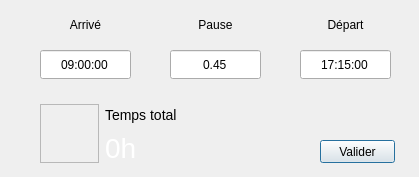
This is ui/setdaydialog.ui in alexlegarnd/Chronos as Qt 5 draws it before an edit. The edited form follows.
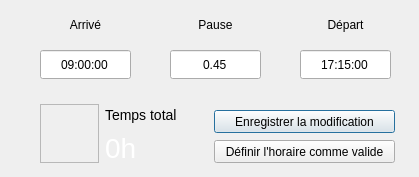
This is the edited form. Icons and pictures are not drawn.

What changed in the file:
```diff
--- a/ui/setdaydialog.ui
+++ b/ui/setdaydialog.ui
@@ -34,14 +34,17 @@
   <widget class="QPushButton" name="pushButton">
    <property name="geometry">
     <rect>
-     <x>320</x>
-     <y>140</y>
-     <width>75</width>
+     <x>214</x>
+     <y>110</y>
+     <width>181</width>
      <height>23</height>
     </rect>
    </property>
+   <property name="styleSheet">
+    <string notr="true">font-size: 12px</string>
+   </property>
    <property name="text">
-    <string>Valider</string>
+    <string>Enregistrer la modification</string>
    </property>
   </widget>
   <widget class="QTimeEdit" name="start_edit">
@@ -219,6 +222,22 @@
     </item>
    </layout>
   </widget>
+  <widget class="QPushButton" name="validateButton">
+   <property name="geometry">
+    <rect>
+     <x>214</x>
+     <y>140</y>
+     <width>181</width>
+     <height>23</height>
+    </rect>
+   </property>
+   <property name="styleSheet">
+    <string notr="true">font-size: 12px</string>
+   </property>
+   <property name="text">
+    <string>Définir l'horaire comme valide</string>
+   </property>
+  </widget>
  </widget>
  <resources/>
  <connections>
```
